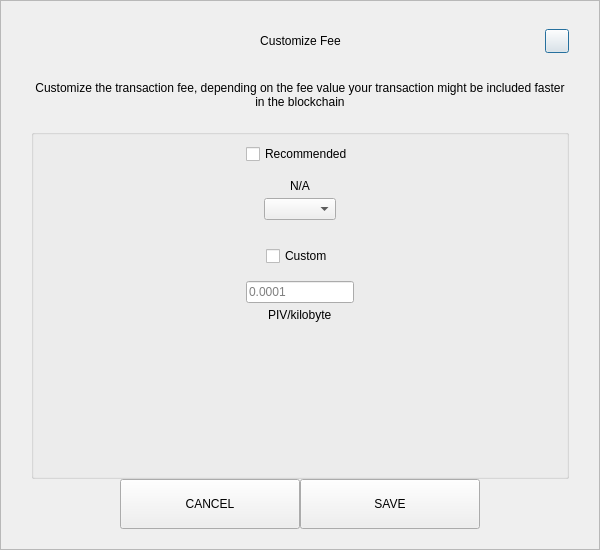
Fuzzbawls/PIVX, file src/qt/pivx/forms/sendcustomfeedialog.ui: the form before one commit.
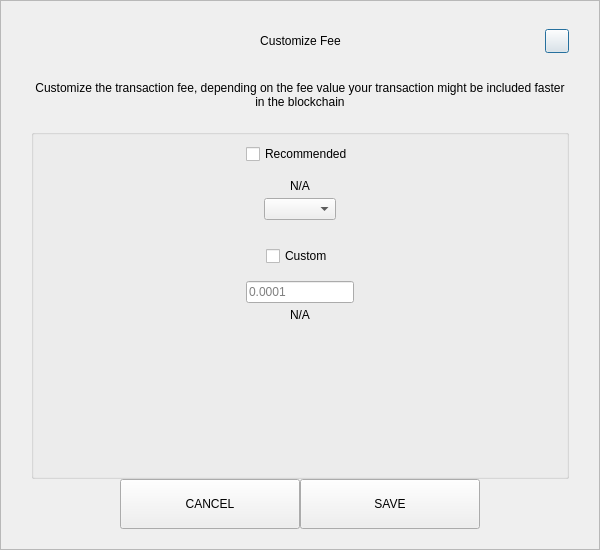
The form after the commit.

Commit message:
Qt: Don't use a string literal for custom fee PIV/kB label
This string can be generated dynamically and using the current network's
 display unit. `kB` is also universally accepted in most languages so no
  translation is needed.

What changed in the file:
```diff
--- a/src/qt/pivx/forms/sendcustomfeedialog.ui
+++ b/src/qt/pivx/forms/sendcustomfeedialog.ui
@@ -287,7 +287,7 @@
            <item alignment="Qt::AlignHCenter">
             <widget class="QLabel" name="labelCustomFee">
              <property name="text">
-              <string>PIV/kilobyte</string>
+              <string notr="true">N/A</string>
              </property>
             </widget>
            </item>
```
The commit also changes 1 other file.
